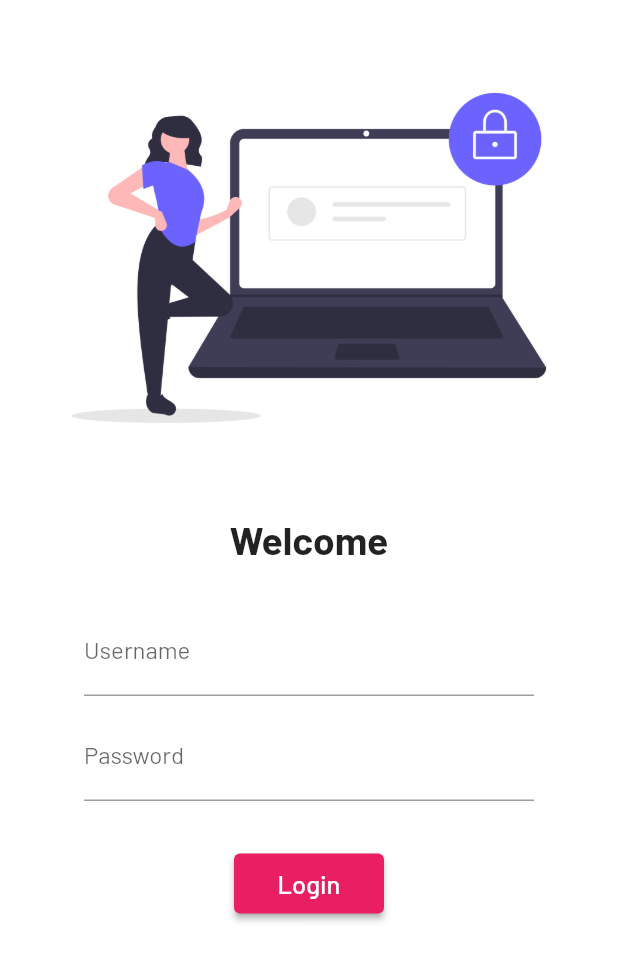
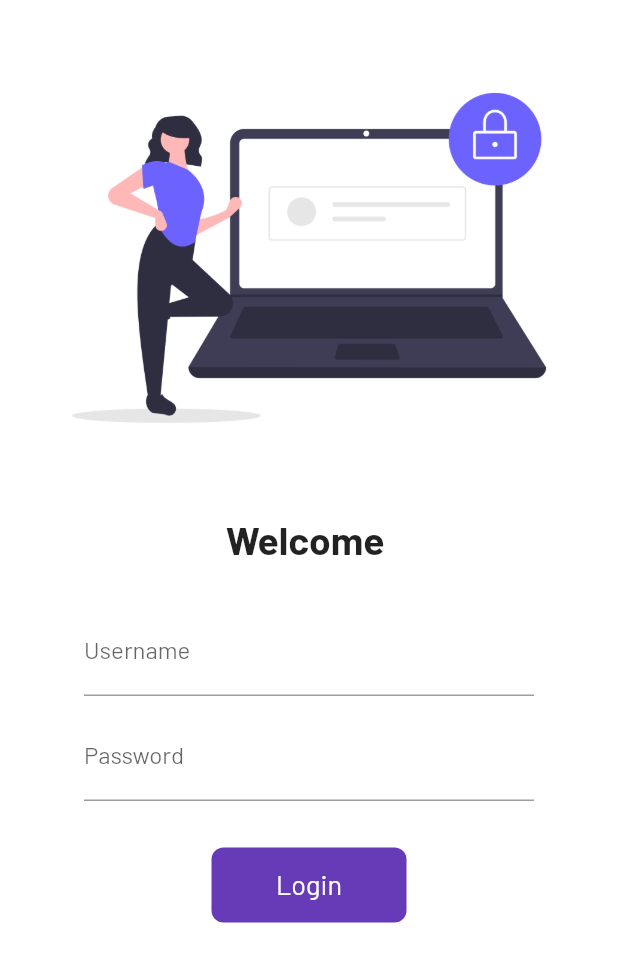
Before and after one commit to 25kudit/Learning_Flutter, a Flutter app: the screen it shows after launch, on a phone screen of 412 x 824 dp. Shown: the top 962 px of the screen. Run offline on Flutter 3.47's test engine with Material 2 defaults, Android fonts, the phone set to English and light mode, and no system bars; our stand-ins replace google_fonts.

Commit message:
commit day6

```diff
--- a/lib/pages/loginpage.dart
+++ b/lib/pages/loginpage.dart
@@ -3,7 +3,15 @@
 import 'package:flutter/cupertino.dart';
 import 'package:flutter/material.dart';
 
-class LoginPage extends StatelessWidget {
+class LoginPage extends StatefulWidget {
+  @override
+  State<LoginPage> createState() => _LoginPageState();
+}
+
+class _LoginPageState extends State<LoginPage> {
+  String name = "";
+  bool statechange = false;
+
   @override
   Widget build(BuildContext context) {
     return Material(
@@ -11,14 +19,16 @@ class LoginPage extends StatelessWidget {
         child: SingleChildScrollView(
           child: Column(
             children: [
-              SizedBox(height: 30,),
+              SizedBox(
+                height: 30,
+              ),
               Image.asset(
                 "assets/images/login_image.png",
               ),
               SizedBox(
                 height: 30.0,
               ),
-              Text("Welcome",
+              Text("Welcome $name",
                   style: TextStyle(
                     fontSize: 26,
                     fontWeight: FontWeight.bold,
@@ -32,6 +42,10 @@ class LoginPage extends StatelessWidget {
                 child: TextFormField(
                   decoration: InputDecoration(
                       labelText: "Username", hintText: "Enter Username"),
+                  onChanged: (val) {
+                    name = val;
+                    setState(() {});
+                  },
                 ),
               ),
               SizedBox(
@@ -48,22 +62,53 @@ class LoginPage extends StatelessWidget {
               SizedBox(
                 height: 20,
               ),
-              ElevatedButton(
-                onPressed: () {
+              InkWell(
+                onTap: () async {
+                  setState(() {
+                    statechange = true;
+                  });
+                  await Future.delayed(Duration(seconds: 1));
                   Navigator.pushNamed(context, "/home");
                 },
-
-                style: TextButton.styleFrom(minimumSize: Size(100, 40),
-                  shadowColor: Colors.grey
+                child: AnimatedContainer(
+                  duration: Duration(seconds: 1),
+                  height: 50,
+                  width: statechange ? 50 : 130,
+                  decoration: BoxDecoration(
+                    borderRadius: BorderRadius.circular(statechange ? 25 : 8),
+                    color: Colors.deepPurple,
+                  ),
+                  child: Align(
+                    alignment: Alignment.center,
+                    child: statechange
+                        ? Icon(
+                            Icons.done,
+                            color: Colors.white,
+                          )
+                        : Text(
+                            "Login",
+                            style: TextStyle(
+                              fontSize: 18,
+                              //fontWeight: FontWeight.bold,
+                              color: Colors.white,
+                            ),
+                          ),
+                  ),
                 ),
-                child: Text(
-                  "Login",
-                  style: TextStyle(fontSize: 17),
-                  ),
-              )
+              ),
+              // ElevatedButton(
+              //   onPressed: () {
+              //     Navigator.pushNamed(context, "/home");
+              //   },
+              //   style: TextButton.styleFrom(
+              //       minimumSize: Size(100, 40), shadowColor: Colors.grey),
+              //   child: Text(
+              //     "Login",
+              //     style: TextStyle(fontSize: 17),
+              //   ),
+              // )
             ],
           ),
-        )
-    );
+        ));
   }
 }
--- a/pubspec.yaml
+++ b/pubspec.yaml
@@ -55,6 +55,7 @@ flutter:
   # The following line ensures that the Material Icons font is
   # included with your application, so that you can use the icons in
   # the material Icons class.
+  uses-material-design: true
   # To add assets to your application, add an assets section, like this:
   assets:
      - assets/images/
```
